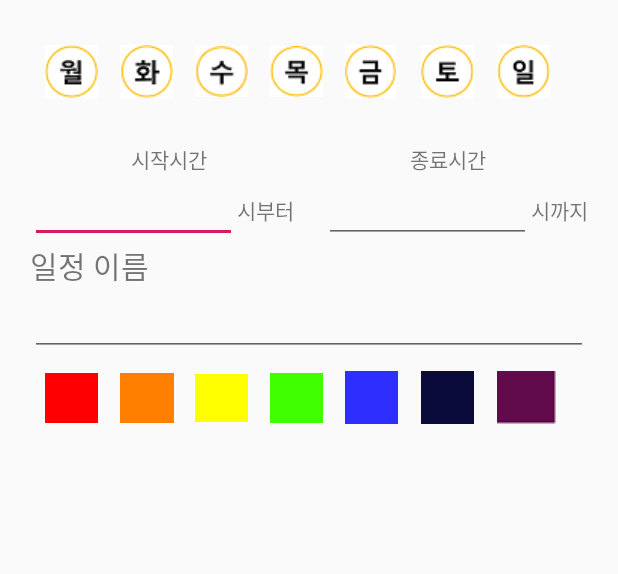
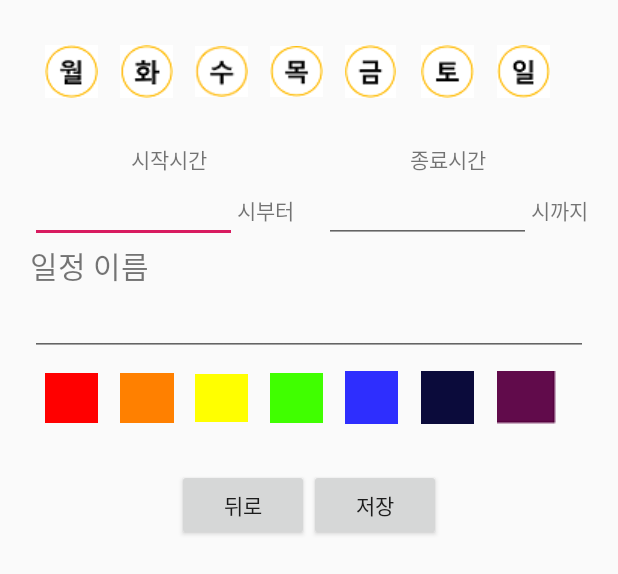
Before and after one commit to lozenia64/TimeCircle, an Android app: the layout activity2_timeselect.xml on its own in the app's theme, with its tools: preview values and no code run, on a phone screen of 412 x 824 dp. Shown: the top 574 px of the screen. Run offline under Robolectric (Android 15) with nearby library versions, the phone set to English and light mode, and no system bars.

```diff
--- a/app/src/main/res/layout/activity2_timeselect.xml
+++ b/app/src/main/res/layout/activity2_timeselect.xml
@@ -7,6 +7,7 @@
     <LinearLayout
         android:layout_width="match_parent"
         android:layout_height="wrap_content"
+        android:layout_marginTop="20dp"
         android:layout_margin="10dp">
 
         <RadioGroup
@@ -196,5 +197,34 @@
 
         </RadioGroup>
     </LinearLayout>
+    <LinearLayout
+        android:layout_width="match_parent"
+        android:layout_height="wrap_content"
+        android:orientation="horizontal">
+        <RelativeLayout
+            android:layout_width="match_parent"
+            android:layout_height="wrap_content"
+            android:layout_weight="1">
+            <Button
+                android:id="@+id/btnBack2"
+                android:layout_width="wrap_content"
+                android:layout_height="wrap_content"
+                android:layout_alignParentRight="true"
+                android:layout_marginTop="20dp"
+                android:text="뒤로" />
+        </RelativeLayout>
+        <RelativeLayout
+            android:layout_width="match_parent"
+            android:layout_height="wrap_content"
+            android:layout_weight="1">
+            <Button
+                android:id="@+id/btnSave2"
+                android:layout_width="wrap_content"
+                android:layout_height="wrap_content"
+                android:layout_alignParentLeft="true"
+                android:layout_marginTop="20dp"
+                android:text="저장" />
+        </RelativeLayout>
+    </LinearLayout>
 
 </LinearLayout>
```
